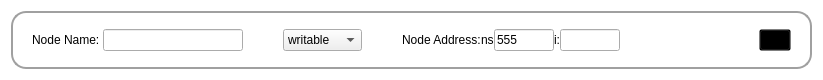
Old version of the form uiFiles/node_setting.ui in the repository DORSA-co/Paticle_Size_Analyser.
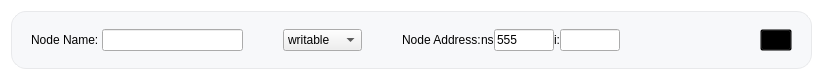
New version of the form. Icons and pictures are not drawn.

The edit to the form file:
```diff
--- a/uiFiles/node_setting.ui
+++ b/uiFiles/node_setting.ui
@@ -55,11 +55,11 @@
    <item>
     <widget class="QFrame" name="mainFrame">
      <property name="styleSheet">
-      <string notr="true">#mainFrame{
-	background-color:#fff;
-	border: 2px solid #a0a0a0;
-	border-radius: 15px;
-
+      <string notr="true">
+#mainFrame{
+	background-color: #F7F8FA;
+	border-radius:15px;
+	border: 1px solid rgb(232, 233, 235);
 }</string>
      </property>
      <property name="frameShape">
```
